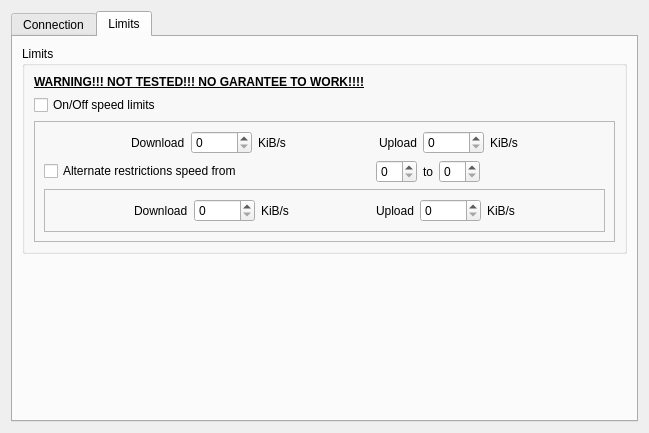
First picture: the form in eiskaltdcpp/ui/UISettingsConnection.ui, repository eiskaltdcpp/eiskaltdcpp, before the edit.
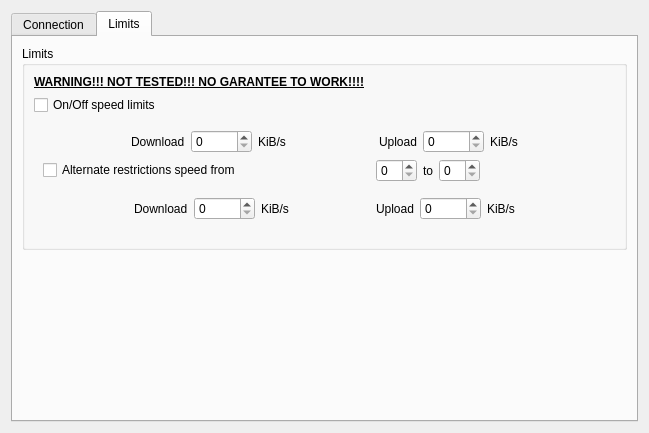
Second picture: the form after the edit. The open tabs and pages were chosen to show the change.

Commit message: включил ограничение на скачку

The edit to the form file:
```diff
--- a/eiskaltdcpp/ui/UISettingsConnection.ui
+++ b/eiskaltdcpp/ui/UISettingsConnection.ui
@@ -327,7 +327,7 @@
              </sizepolicy>
             </property>
             <property name="frameShape">
-             <enum>QFrame::StyledPanel</enum>
+             <enum>QFrame::NoFrame</enum>
             </property>
             <property name="frameShadow">
              <enum>QFrame::Raised</enum>
@@ -479,7 +479,7 @@
              <item>
               <widget class="QFrame" name="frame_4">
                <property name="frameShape">
-                <enum>QFrame::StyledPanel</enum>
+                <enum>QFrame::NoFrame</enum>
                </property>
                <property name="frameShadow">
                 <enum>QFrame::Raised</enum>
```
Left out of the diff: 2 changed lines with no effect on the pictures. The commit also changes 2 other files.
